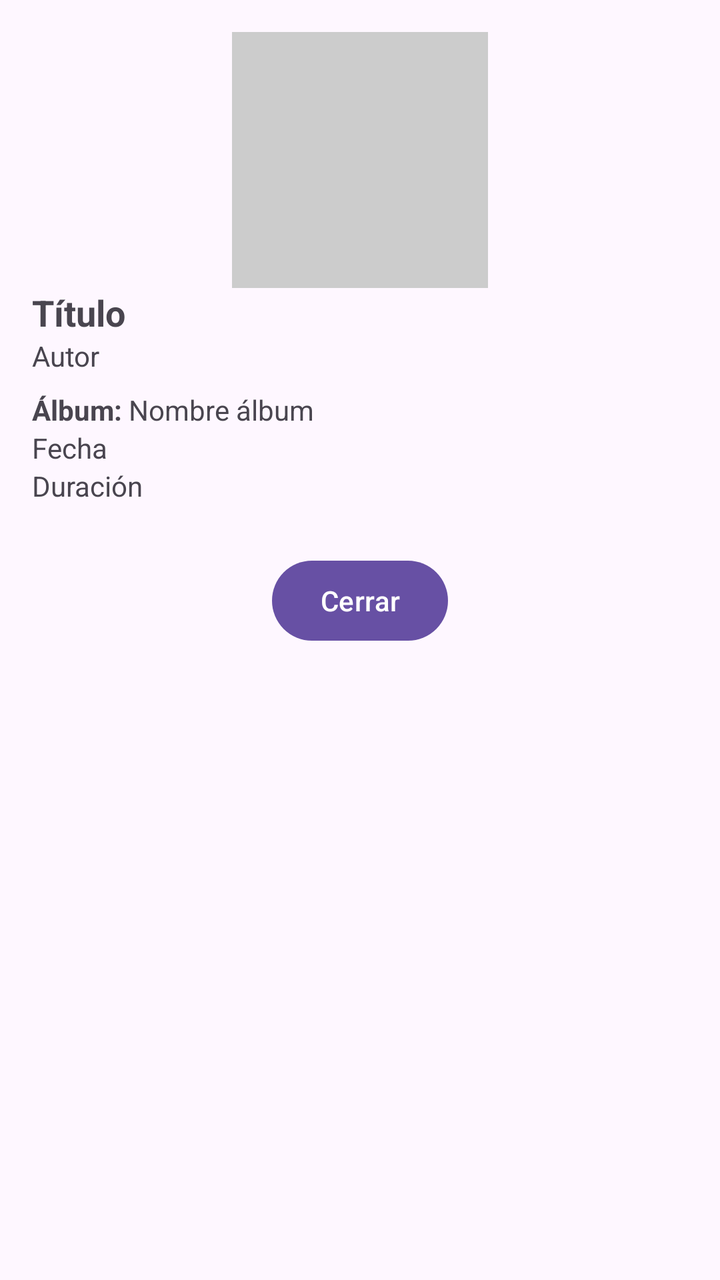
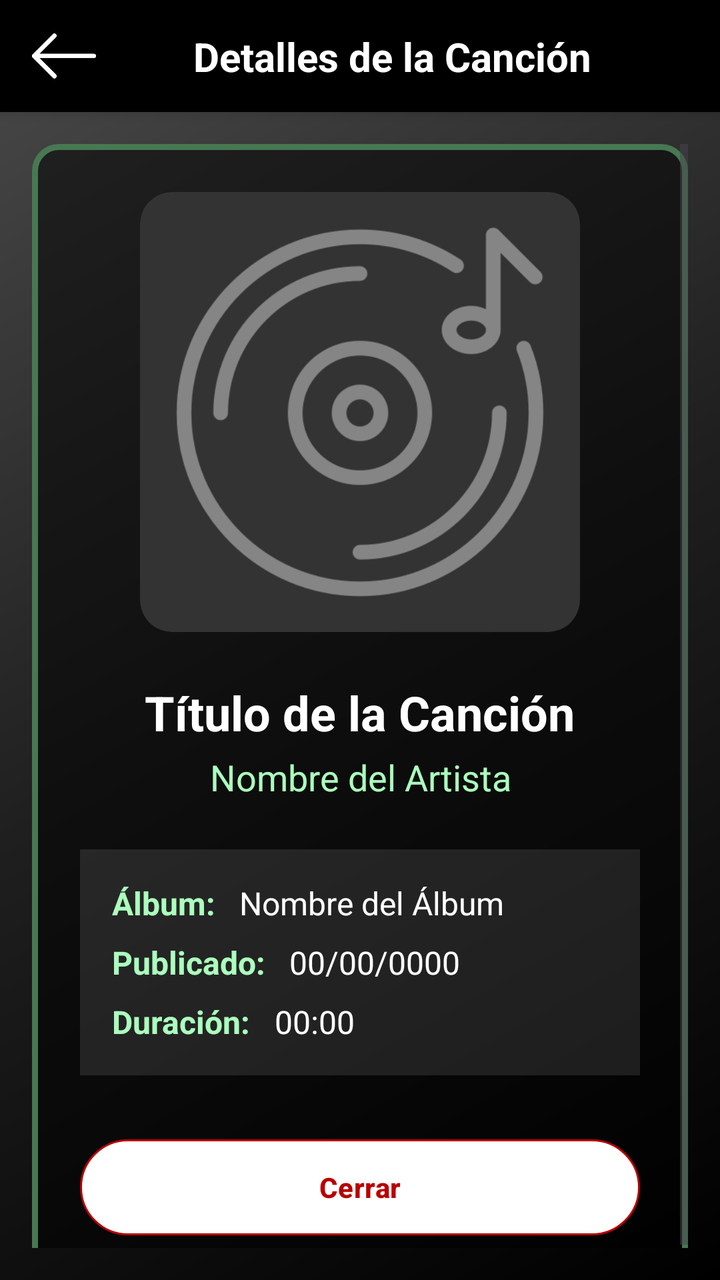

An Android layout rendered at two revisions. The XML below is the earlier revision; the diff shows what the commit changed to produce the second picture.
<!-- AndroidManifest.xml: application theme Theme.MusAPIApp -->
<!-- res/layout/activity_detalle_cancion.xml -->
<?xml version="1.0" encoding="utf-8"?>
<androidx.constraintlayout.widget.ConstraintLayout
    xmlns:android="http://schemas.android.com/apk/res/android"
    xmlns:app="http://schemas.android.com/apk/res-auto"
    android:id="@+id/main"
    android:layout_width="match_parent"
    android:layout_height="match_parent"
    android:padding="16dp">

    <ImageView
        android:id="@+id/imgFoto"
        android:layout_width="128dp"
        android:layout_height="128dp"
        android:layout_marginBottom="16dp"
        app:layout_constraintTop_toTopOf="parent"
        app:layout_constraintStart_toStartOf="parent"
        app:layout_constraintEnd_toEndOf="parent"
        android:scaleType="centerCrop"
        android:background="#CCCCCC" />

    <TextView android:id="@+id/txtNombre"
        android:layout_width="0dp"
        android:layout_height="wrap_content"
        android:text="Título"
        android:textSize="18sp"
        android:textStyle="bold"
        app:layout_constraintTop_toBottomOf="@id/imgFoto"
        app:layout_constraintStart_toStartOf="parent"
        app:layout_constraintEnd_toEndOf="parent" />

    <TextView android:id="@+id/txtAutor"
        android:layout_width="0dp"
        android:layout_height="wrap_content"
        android:text="Autor"
        app:layout_constraintTop_toBottomOf="@id/txtNombre"
        app:layout_constraintStart_toStartOf="parent"
        app:layout_constraintEnd_toEndOf="parent" />

    <LinearLayout
        android:id="@+id/spAlbum"
        android:layout_width="0dp"
        android:layout_height="wrap_content"
        android:orientation="horizontal"
        android:layout_marginTop="8dp"
        app:layout_constraintTop_toBottomOf="@id/txtAutor"
        app:layout_constraintStart_toStartOf="parent"
        app:layout_constraintEnd_toEndOf="parent">

        <TextView
            android:layout_width="wrap_content"
            android:layout_height="wrap_content"
            android:text="Álbum: "
            android:textStyle="bold" />

        <TextView
            android:id="@+id/txtAlbum"
            android:layout_width="wrap_content"
            android:layout_height="wrap_content"
            android:text="Nombre álbum" />
    </LinearLayout>

    <TextView
        android:id="@+id/txtFecha"
        android:layout_width="0dp"
        android:layout_height="wrap_content"
        android:text="Fecha"
        app:layout_constraintTop_toBottomOf="@id/spAlbum"
        app:layout_constraintStart_toStartOf="parent"
        app:layout_constraintEnd_toEndOf="parent" />

    <TextView
        android:id="@+id/txtDuracion"
        android:layout_width="0dp"
        android:layout_height="wrap_content"
        android:text="Duración"
        app:layout_constraintTop_toBottomOf="@id/txtFecha"
        app:layout_constraintStart_toStartOf="parent"
        app:layout_constraintEnd_toEndOf="parent" />

    <Button
        android:id="@+id/btnCerrar"
        android:layout_width="wrap_content"
        android:layout_height="wrap_content"
        android:text="Cerrar"
        android:layout_marginTop="24dp"
        app:layout_constraintTop_toBottomOf="@id/txtDuracion"
        app:layout_constraintStart_toStartOf="parent"
        app:layout_constraintEnd_toEndOf="parent" />

</androidx.constraintlayout.widget.ConstraintLayout>
<!-- resources referenced by this layout -->
<resources>
  <style name="Theme.MusAPIApp" parent="Base.Theme.MusAPIApp" />
  <style name="Base.Theme.MusAPIApp" parent="Theme.Material3.DayNight.NoActionBar">
          
          
      </style>
</resources>

<!-- the commit's change to res/layout/activity_detalle_cancion.xml (unified diff, before → after) -->
@@ -1,90 +1,204 @@
 <?xml version="1.0" encoding="utf-8"?>
-<androidx.constraintlayout.widget.ConstraintLayout
+<androidx.constraintlayout.widget.ConstraintLayout 
     xmlns:android="http://schemas.android.com/apk/res/android"
     xmlns:app="http://schemas.android.com/apk/res-auto"
     android:id="@+id/main"
     android:layout_width="match_parent"
     android:layout_height="match_parent"
-    android:padding="16dp">
-
-    <ImageView
-        android:id="@+id/imgFoto"
-        android:layout_width="128dp"
-        android:layout_height="128dp"
-        android:layout_marginBottom="16dp"
+    android:background="@drawable/fondo_gradiente_principal">
+
+    <androidx.constraintlayout.widget.ConstraintLayout
+        android:id="@+id/headerBar"
+        android:layout_width="match_parent"
+        android:layout_height="wrap_content"
+        android:background="#000000"
+        android:paddingVertical="12dp"
+        android:paddingHorizontal="16dp"
+        android:elevation="4dp"
         app:layout_constraintTop_toTopOf="parent"
         app:layout_constraintStart_toStartOf="parent"
-        app:layout_constraintEnd_toEndOf="parent"
-        android:scaleType="centerCrop"
-        android:background="#CCCCCC" />
-
-    <TextView android:id="@+id/txtNombre"
-        android:layout_width="0dp"
-        android:layout_height="wrap_content"
-        android:text="Título"
-        android:textSize="18sp"
-        android:textStyle="bold"
-        app:layout_constraintTop_toBottomOf="@id/imgFoto"
-        app:layout_constraintStart_toStartOf="parent"
-        app:layout_constraintEnd_toEndOf="parent" />
-
-    <TextView android:id="@+id/txtAutor"
-        android:layout_width="0dp"
-        android:layout_height="wrap_content"
-        android:text="Autor"
-        app:layout_constraintTop_toBottomOf="@id/txtNombre"
-        app:layout_constraintStart_toStartOf="parent"
-        app:layout_constraintEnd_toEndOf="parent" />
-
-    <LinearLayout
-        android:id="@+id/spAlbum"
-        android:layout_width="0dp"
-        android:layout_height="wrap_content"
-        android:orientation="horizontal"
-        android:layout_marginTop="8dp"
-        app:layout_constraintTop_toBottomOf="@id/txtAutor"
-        app:layout_constraintStart_toStartOf="parent"
         app:layout_constraintEnd_toEndOf="parent">
+
+        <ImageButton
+            android:id="@+id/btnVolverHeader"
+            android:layout_width="32dp"
+            android:layout_height="32dp"
+            android:background="?attr/selectableItemBackgroundBorderless"
+            android:contentDescription="Regresar"
+            android:scaleType="fitCenter"
+            android:src="@drawable/ic_back_black"
+            app:tint="#FFFFFF"
+            app:layout_constraintStart_toStartOf="parent"
+            app:layout_constraintTop_toTopOf="parent"
+            app:layout_constraintBottom_toBottomOf="parent" />
 
         <TextView
             android:layout_width="wrap_content"
             android:layout_height="wrap_content"
-            android:text="Álbum: "
-            android:textStyle="bold" />
-
-        <TextView
-            android:id="@+id/txtAlbum"
-            android:layout_width="wrap_content"
+            android:text="Detalles de la Canción"
+            android:textColor="#FFFFFF"
+            android:textSize="20sp"
+            android:textStyle="bold"
+            app:layout_constraintStart_toEndOf="@id/btnVolverHeader"
+            app:layout_constraintEnd_toEndOf="parent"
+            app:layout_constraintTop_toTopOf="parent"
+            app:layout_constraintBottom_toBottomOf="parent" />
+
+    </androidx.constraintlayout.widget.ConstraintLayout>
+
+    <ScrollView
+        android:layout_width="match_parent"
+        android:layout_height="0dp"
+        android:fillViewport="true"
+        android:padding="16dp"
+        app:layout_constraintTop_toBottomOf="@id/headerBar"
+        app:layout_constraintBottom_toBottomOf="parent">
+
+        <LinearLayout
+            android:layout_width="match_parent"
             android:layout_height="wrap_content"
-            android:text="Nombre álbum" />
-    </LinearLayout>
-
-    <TextView
-        android:id="@+id/txtFecha"
-        android:layout_width="0dp"
-        android:layout_height="wrap_content"
-        android:text="Fecha"
-        app:layout_constraintTop_toBottomOf="@id/spAlbum"
-        app:layout_constraintStart_toStartOf="parent"
-        app:layout_constraintEnd_toEndOf="parent" />
-
-    <TextView
-        android:id="@+id/txtDuracion"
-        android:layout_width="0dp"
-        android:layout_height="wrap_content"
-        android:text="Duración"
-        app:layout_constraintTop_toBottomOf="@id/txtFecha"
-        app:layout_constraintStart_toStartOf="parent"
-        app:layout_constraintEnd_toEndOf="parent" />
-
-    <Button
-        android:id="@+id/btnCerrar"
-        android:layout_width="wrap_content"
-        android:layout_height="wrap_content"
-        android:text="Cerrar"
-        android:layout_marginTop="24dp"
-        app:layout_constraintTop_toBottomOf="@id/txtDuracion"
-        app:layout_constraintStart_toStartOf="parent"
-        app:layout_constraintEnd_toEndOf="parent" />
+            android:orientation="vertical"
+            android:gravity="center">
+
+            <LinearLayout
+                android:layout_width="match_parent"
+                android:layout_height="wrap_content"
+                android:orientation="vertical"
+                android:background="@drawable/fondo_info_album"
+                android:padding="24dp"
+                android:gravity="center_horizontal">
+
+                <androidx.cardview.widget.CardView
+                    android:layout_width="220dp"
+                    android:layout_height="220dp"
+                    app:cardCornerRadius="16dp"
+                    app:cardElevation="0dp"
+                    app:cardBackgroundColor="#333333"
+                    android:layout_marginBottom="24dp">
+
+                    <ImageView
+                        android:id="@+id/imgFoto"
+                        android:layout_width="match_parent"
+                        android:layout_height="match_parent"
+                        android:scaleType="centerCrop"
+                        android:src="@drawable/ic_album" />
+                </androidx.cardview.widget.CardView>
+
+                <TextView
+                    android:id="@+id/txtNombre"
+                    android:layout_width="wrap_content"
+                    android:layout_height="wrap_content"
+                    android:text="Título de la Canción"
+                    android:textColor="#FFFFFF"
+                    android:textSize="24sp"
+                    android:textStyle="bold"
+                    android:gravity="center"
+                    android:layout_marginBottom="4dp" />
+
+                <TextView
+                    android:id="@+id/txtAutor"
+                    android:layout_width="wrap_content"
+                    android:layout_height="wrap_content"
+                    android:text="Nombre del Artista"
+                    android:textColor="#ABFFBD"
+                    android:textSize="18sp"
+                    android:gravity="center"
+                    android:layout_marginBottom="24dp" />
+
+                <LinearLayout
+                    android:layout_width="match_parent"
+                    android:layout_height="wrap_content"
+                    android:orientation="vertical"
+                    android:background="#1AFFFFFF"
+                    android:padding="16dp">
+
+                    <LinearLayout
+                        android:id="@+id/spAlbum"
+                        android:layout_width="match_parent"
+                        android:layout_height="wrap_content"
+                        android:orientation="horizontal"
+                        android:layout_marginBottom="8dp">
+
+                        <TextView
+                            android:layout_width="wrap_content"
+                            android:layout_height="wrap_content"
+                            android:text="Álbum: "
+                            android:textColor="#ABFFBD"
+                            android:textStyle="bold"
+                            android:textSize="16sp"/>
+
+                        <TextView
+                            android:id="@+id/txtAlbum"
+                            android:layout_width="wrap_content"
+                            android:layout_height="wrap_content"
+                            android:text="Nombre del Álbum"
+                            android:textColor="#FFFFFF"
+                            android:textSize="16sp"
+                            android:layout_marginStart="8dp"/>
+                    </LinearLayout>
+
+                    <LinearLayout
+                        android:layout_width="match_parent"
+                        android:layout_height="wrap_content"
+                        android:orientation="horizontal"
+                        android:layout_marginBottom="8dp">
+
+                        <TextView
+                            android:layout_width="wrap_content"
+                            android:layout_height="wrap_content"
+                            android:text="Publicado: "
+                            android:textColor="#ABFFBD"
+                            android:textStyle="bold"
+                            android:textSize="16sp"/>
+
+                        <TextView
+                            android:id="@+id/txtFecha"
+                            android:layout_width="wrap_content"
+                            android:layout_height="wrap_content"
+                            android:text="00/00/0000"
+                            android:textColor="#FFFFFF"
+                            android:textSize="16sp"
+                            android:layout_marginStart="8dp"/>
+                    </LinearLayout>
+
+                    <LinearLayout
+                        android:layout_width="match_parent"
+                        android:layout_height="wrap_content"
+                        android:orientation="horizontal">
+
+                        <TextView
+                            android:layout_width="wrap_content"
+                            android:layout_height="wrap_content"
+                            android:text="Duración: "
+                            android:textColor="#ABFFBD"
+                            android:textStyle="bold"
+                            android:textSize="16sp"/>
+
+                        <TextView
+                            android:id="@+id/txtDuracion"
+                            android:layout_width="wrap_content"
+                            android:layout_height="wrap_content"
+                            android:text="00:00"
+                            android:textColor="#FFFFFF"
+                            android:textSize="16sp"
+                            android:layout_marginStart="8dp"/>
+                    </LinearLayout>
+
+                </LinearLayout>
+
+                <Button
+                    android:id="@+id/btnCerrar"
+                    android:layout_width="match_parent"
+                    android:layout_height="wrap_content"
+                    android:text="Cerrar"
+                    android:textColor="#B80000"
+                    android:textStyle="bold"
+                    android:background="@drawable/fondo_boton_negativo"
+                    app:backgroundTint="@null"
+                    android:layout_marginTop="32dp"/>
+
+            </LinearLayout>
+        </LinearLayout>
+    </ScrollView>
 
 </androidx.constraintlayout.widget.ConstraintLayout>
<!-- resource entries referenced after the edit -->
@@ -1,5 +1,44 @@
 <!-- resources referenced by this layout -->
 <resources>
+  <!-- drawable fondo_boton_negativo (drawable) -->
+  <?xml version="1.0" encoding="utf-8"?>
+  <shape xmlns:android="http://schemas.android.com/apk/res/android"
+      android:shape="rectangle">
+  
+      <solid android:color="#FFFFFF" />
+  
+      <corners android:radius="100dp" />
+  
+      <stroke
+          android:width="1dp"
+          android:color="#B80000" />
+  </shape>
+  <!-- drawable fondo_gradiente_principal (drawable) -->
+  <?xml version="1.0" encoding="utf-8"?>
+  <shape xmlns:android="http://schemas.android.com/apk/res/android"
+      android:shape="rectangle">
+      <gradient
+          android:startColor="#000000"
+          android:centerColor="#1F1F1F"
+          android:endColor="#4A4A4A"
+          android:angle="135"
+          android:type="linear" />
+  </shape>
+  <!-- drawable fondo_info_album (drawable) -->
+  <?xml version="1.0" encoding="utf-8"?>
+  <shape xmlns:android="http://schemas.android.com/apk/res/android"
+      android:shape="rectangle">
+  
+      <solid android:color="#85000000" />
+  
+      <stroke
+          android:width="3dp"
+          android:color="#477852" />
+  
+      <corners android:radius="12dp" />
+  </shape>
+  <!-- drawable ic_album: png bitmap (drawable, 18893 bytes) -->
+  <!-- drawable ic_back_black: png bitmap (drawable, 4720 bytes) -->
   <style name="Theme.MusAPIApp" parent="Base.Theme.MusAPIApp" />
   <style name="Base.Theme.MusAPIApp" parent="Theme.Material3.DayNight.NoActionBar">
           
